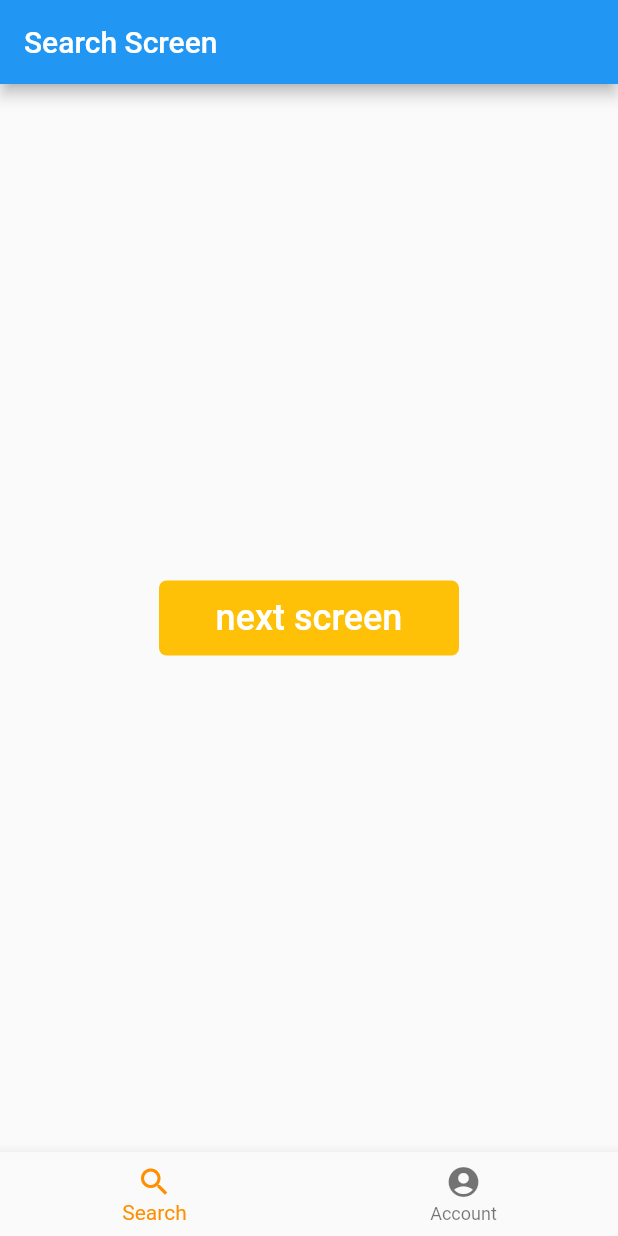
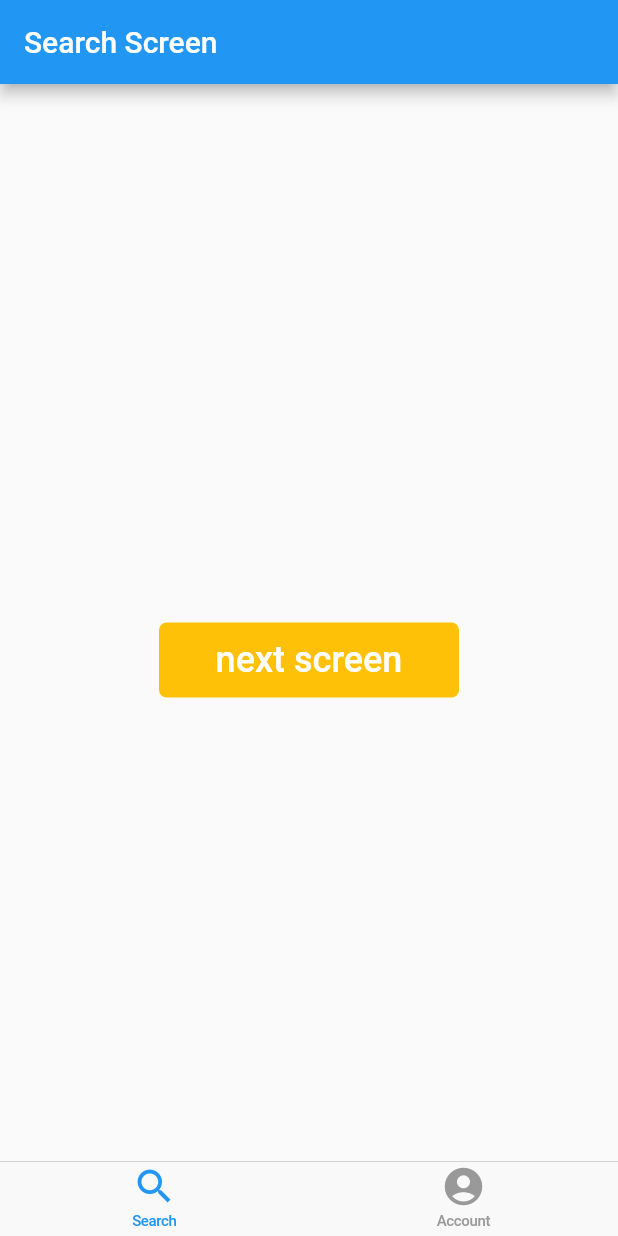
Before and after one commit to canisterism/flutter_bottom_navbar, a Flutter app: the screen it shows after launch, on a phone screen of 412 x 824 dp. Run offline on Flutter 3.47's test engine with Material 2 defaults, Android fonts, the phone set to English and light mode, and no system bars.

```diff
--- /dev/null
+++ b/lib/account_screen.dart
@@ -0,0 +1,24 @@
+import 'package:flutter/cupertino.dart';
+import 'package:flutter/material.dart';
+
+class AccountScreen extends StatelessWidget {
+  @override
+  Widget build(BuildContext context) {
+    return Scaffold(
+      appBar: AppBar(
+        title: Text('Account Screen'),
+      ),
+      body: Center(
+        child: Column(
+          mainAxisAlignment: MainAxisAlignment.center,
+          children: <Widget>[
+            Text(
+              'Account Screen',
+              style: TextStyle(fontSize: 24, color: Colors.amber),
+            )
+          ],
+        ),
+      ),
+    );
+  }
+}
--- a/lib/main.dart
+++ b/lib/main.dart
@@ -1,5 +1,8 @@
+import 'package:flutter/cupertino.dart';
 import 'package:flutter/material.dart';
+import 'package:flutter_bottom_navbar/account_screen.dart';
 import 'package:flutter_bottom_navbar/next_screen.dart';
+import 'package:flutter_bottom_navbar/search_screen.dart';
 
 void main() => runApp(MyApp());
 
@@ -27,63 +30,37 @@ class MainPage extends StatefulWidget {
 }
 
 class _MainPageState extends State<MainPage> {
-  int _index = 0;
-  void _onBottomBarTap(int index) {
-    setState(() {
-      _index = index;
-    });
-  }
-
   @override
   Widget build(BuildContext context) {
-    return Scaffold(
-      appBar: AppBar(
-        title: [
-          Text('Search Screen'),
-          Text('Account Screen'),
-        ][_index],
+    return CupertinoTabScaffold(
+      tabBar: CupertinoTabBar(
+        items: const <BottomNavigationBarItem>[
+          BottomNavigationBarItem(
+            icon: Icon(Icons.search),
+            title: Text('Search'),
+          ),
+          BottomNavigationBarItem(
+            icon: Icon(Icons.account_circle),
+            title: Text('Account'),
+          ),
+        ],
       ),
-      body: Center(
-        child: Column(
-          mainAxisAlignment: MainAxisAlignment.center,
-          children: <Widget>[
-            [
-              FlatButton(
-                onPressed: () =>
-                    Navigator.of(context).pushNamed(NextScreen.routeName),
-                child: Container(
-                  width: 200,
-                  height: 50,
-                  decoration: BoxDecoration(
-                    color: Colors.amber,
-                    borderRadius: BorderRadius.circular(5),
-                  ),
-                  child: Center(
-                      child: Text(
-                    'next screen',
-                    style: TextStyle(fontSize: 24, color: Colors.white),
-                  )),
-                ),
-              ),
-              Text(
-                'Account Screen',
-                style: TextStyle(fontSize: 24, color: Colors.amber),
-              )
-            ][_index]
-          ],
-        ),
-      ),
-      bottomNavigationBar: BottomNavigationBar(
-        items: [
-          BottomNavigationBarItem(
-              title: Text('Search'), icon: Icon(Icons.search)),
-          BottomNavigationBarItem(
-              title: Text('Account'), icon: Icon(Icons.account_circle)),
-        ],
-        selectedItemColor: Colors.amber[800],
-        currentIndex: _index,
-        onTap: _onBottomBarTap,
-      ),
+      tabBuilder: (context, index) {
+        switch (index) {
+          case 0:
+            return CupertinoTabView(builder: (context) {
+              return CupertinoPageScaffold(child: SearchScreen());
+            });
+            break;
+          case 1:
+            return CupertinoTabView(builder: (context) {
+              return CupertinoPageScaffold(child: AccountScreen());
+            });
+            break;
+          default:
+            return const CupertinoTabView();
+        }
+      },
     );
   }
 }
--- /dev/null
+++ b/lib/search_screen.dart
@@ -0,0 +1,42 @@
+import 'package:flutter/cupertino.dart';
+import 'package:flutter/material.dart';
+import 'package:flutter_bottom_navbar/next_screen.dart';
+
+class SearchScreen extends StatelessWidget {
+  @override
+  Widget build(BuildContext context) {
+    return Scaffold(
+      appBar: AppBar(
+        title: Text('Search Screen'),
+      ),
+      body: Center(
+        child: Column(
+          mainAxisAlignment: MainAxisAlignment.center,
+          children: <Widget>[
+            FlatButton(
+              onPressed: () => _onPressedButton(context),
+              child: Container(
+                width: 200,
+                height: 50,
+                decoration: BoxDecoration(
+                  color: Colors.amber,
+                  borderRadius: BorderRadius.circular(5),
+                ),
+                child: Center(
+                    child: Text(
+                  'next screen',
+                  style: TextStyle(fontSize: 24, color: Colors.white),
+                )),
+              ),
+            ),
+          ],
+        ),
+      ),
+    );
+  }
+
+  void _onPressedButton(context) {
+    Navigator.of(context).push(
+        MaterialPageRoute<NextScreen>(builder: (context) => NextScreen()));
+  }
+}
```
